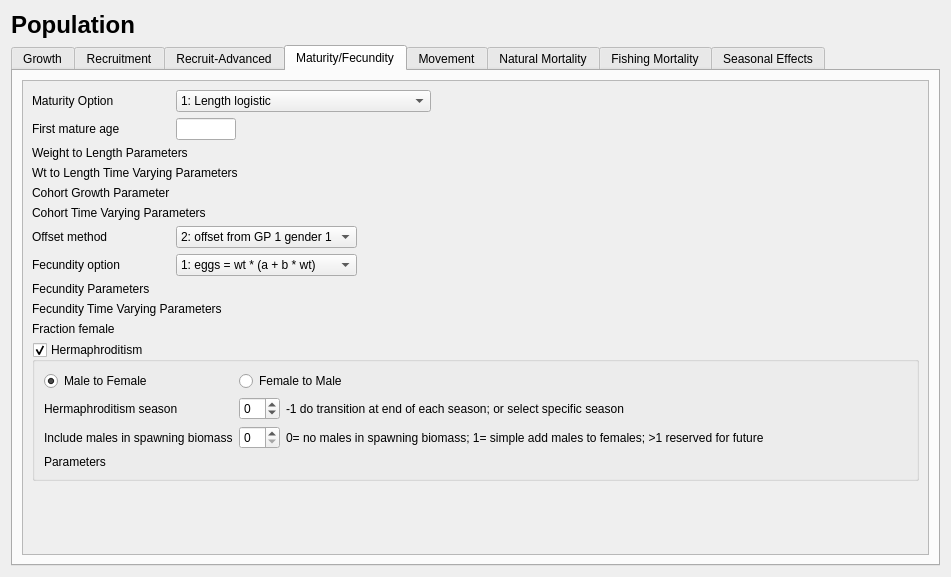
nmfs-ost/ss3-ssi, file src/population_widget.ui: the form before one commit.
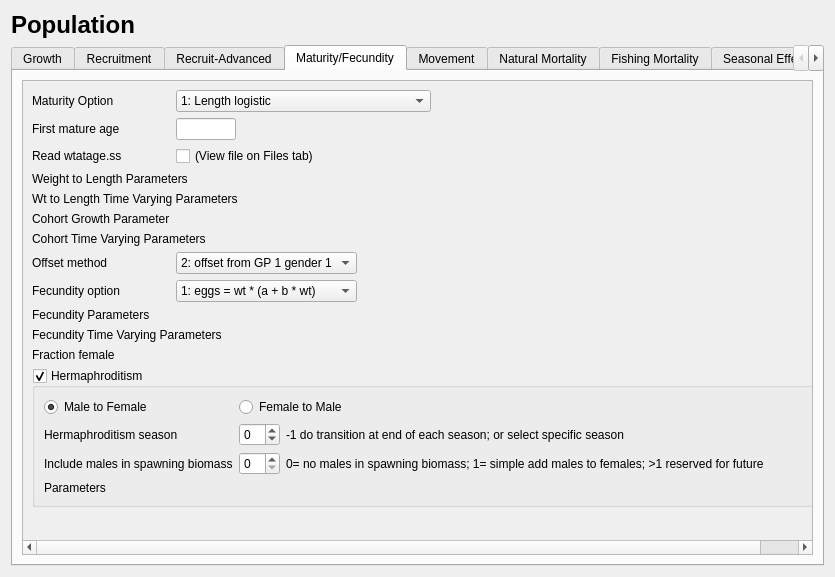
The form after the commit. The open tabs and pages were chosen to show the change. Icons and pictures are not drawn.

Commit message: Added ability to hide toolbar Added ability to view wtatage.ss Changed spawn season to month Population reset now resets all components Changed some table headers for fleet observations Fixed some crash on changing models

Diff of the .ui file:
```diff
--- a/src/population_widget.ui
+++ b/src/population_widget.ui
@@ -6,7 +6,7 @@
    <rect>
     <x>0</x>
     <y>0</y>
-    <width>951</width>
+    <width>835</width>
     <height>577</height>
    </rect>
   </property>
@@ -1041,13 +1041,13 @@
             <x>0</x>
             <y>0</y>
             <width>903</width>
-            <height>521</height>
+            <height>548</height>
            </rect>
           </property>
           <layout class="QVBoxLayout" name="verticalLayout_4">
            <item>
             <layout class="QGridLayout" name="gridLayout_3">
-             <item row="11" column="1">
+             <item row="12" column="1">
               <widget class="QComboBox" name="comboBox_fecund_option">
                <item>
                 <property name="text">
@@ -1076,7 +1076,7 @@
                </item>
               </widget>
              </item>
-             <item row="19" column="0">
+             <item row="20" column="0">
               <spacer name="verticalSpacer_7">
                <property name="orientation">
                 <enum>Qt::Vertical</enum>
@@ -1092,7 +1092,7 @@
              <item row="7" column="0" colspan="5">
               <layout class="QVBoxLayout" name="verticalLayout_cohort_params"/>
              </item>
-             <item row="18" column="0" colspan="5">
+             <item row="19" column="0" colspan="5">
               <widget class="QGroupBox" name="groupBox_hermaphroditism">
                <property name="title">
                 <string>Hermaphroditism</string>
@@ -1209,7 +1209,7 @@
                </layout>
               </widget>
              </item>
-             <item row="10" column="1">
+             <item row="11" column="1">
               <widget class="QComboBox" name="comboBox_fecund_gend_offset">
                <property name="currentIndex">
                 <number>1</number>
@@ -1234,7 +1234,7 @@
              <item row="13" column="0" colspan="5">
               <layout class="QVBoxLayout" name="verticalLayout_fecund_params"/>
              </item>
-             <item row="11" column="0">
+             <item row="12" column="0">
               <widget class="QLabel" name="label_fecund_option">
                <property name="text">
                 <string>Fecundity option</string>
@@ -1258,7 +1258,7 @@
                </property>
               </widget>
              </item>
-             <item row="12" column="0">
+             <item row="13" column="0">
               <widget class="QLabel" name="label_fec_params">
                <property name="sizePolicy">
                 <sizepolicy hsizetype="Preferred" vsizetype="Preferred">
@@ -1274,7 +1274,7 @@
                </property>
               </widget>
              </item>
-             <item row="16" column="0">
+             <item row="17" column="0">
               <widget class="QLabel" name="label_fraction_fem">
                <property name="text">
                 <string>Fraction female</string>
@@ -1284,7 +1284,7 @@
                </property>
               </widget>
              </item>
-             <item row="6" column="0">
+             <item row="7" column="0">
               <widget class="QLabel" name="label_maturity_params">
                <property name="text">
                 <string>Cohort Growth Parameter</string>
@@ -1294,7 +1294,7 @@
                </property>
               </widget>
              </item>
-             <item row="10" column="0">
+             <item row="11" column="0">
               <widget class="QLabel" name="label_fecund_gend_offset">
                <property name="text">
                 <string>Offset method</string>
@@ -1311,7 +1311,7 @@
                </property>
               </widget>
              </item>
-             <item row="10" column="3">
+             <item row="11" column="3">
               <spacer name="horizontalSpacer_fecund3">
                <property name="orientation">
                 <enum>Qt::Horizontal</enum>
@@ -1327,7 +1327,7 @@
              <item row="3" column="0" colspan="5">
               <layout class="QVBoxLayout" name="verticalLayout_wtlen_params"/>
              </item>
-             <item row="2" column="0" colspan="2">
+             <item row="3" column="0" colspan="2">
               <widget class="QLabel" name="label_weightlength">
                <property name="text">
                 <string>Weight to Length Parameters</string>
@@ -1363,7 +1363,7 @@
                </item>
               </widget>
              </item>
-             <item row="10" column="4">
+             <item row="11" column="4">
               <spacer name="horizontalSpacer_12">
                <property name="orientation">
                 <enum>Qt::Horizontal</enum>
@@ -1379,14 +1379,14 @@
              <item row="15" column="0" colspan="4">
               <layout class="QVBoxLayout" name="verticalLayout_fecund_time_vary_params"/>
              </item>
-             <item row="4" column="0" colspan="2">
+             <item row="5" column="0" colspan="2">
               <widget class="QLabel" name="label_4">
                <property name="text">
                 <string>Wt to Length Time Varying Parameters</string>
                </property>
               </widget>
              </item>
-             <item row="8" column="0" colspan="2">
+             <item row="9" column="0" colspan="2">
               <widget class="QLabel" name="label_5">
                <property name="text">
                 <string>Cohort Time Varying Parameters</string>
@@ -1396,7 +1396,7 @@
              <item row="5" column="0" colspan="4">
               <layout class="QVBoxLayout" name="verticalLayout_wtlen_time_vary_params"/>
              </item>
-             <item row="14" column="0" colspan="2">
+             <item row="15" column="0" colspan="2">
               <widget class="QLabel" name="label_6">
                <property name="text">
                 <string>Fecundity Time Varying Parameters</string>
@@ -1406,6 +1406,20 @@
              <item row="9" column="0" colspan="4">
               <layout class="QVBoxLayout" name="verticalLayout_cohort_time_vary_params"/>
              </item>
+             <item row="2" column="1">
+              <widget class="QCheckBox" name="checkBox_wtatage">
+               <property name="text">
+                <string>(View file on Files tab)</string>
+               </property>
+              </widget>
+             </item>
+             <item row="2" column="0">
+              <widget class="QLabel" name="label_wtatage">
+               <property name="text">
+                <string>Read wtatage.ss</string>
+               </property>
+              </widget>
+             </item>
             </layout>
            </item>
           </layout>
```
Left out of the diff: 36 changed lines with no effect on the pictures. The commit also changes 27 other files.
